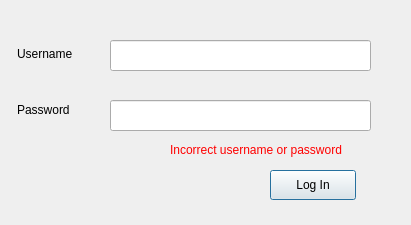
Above: logindialog.ui from libertas/MsgMan before the change. Below: the same form after it.
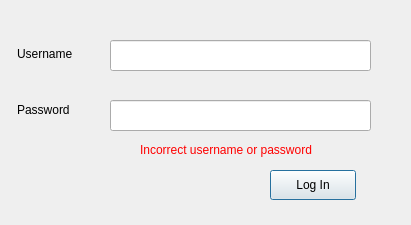
That is the form after the change.

```diff
--- a/logindialog.ui
+++ b/logindialog.ui
@@ -68,9 +68,9 @@
    </property>
    <property name="geometry">
     <rect>
-     <x>170</x>
+     <x>140</x>
      <y>140</y>
-     <width>191</width>
+     <width>261</width>
      <height>21</height>
     </rect>
    </property>
```
